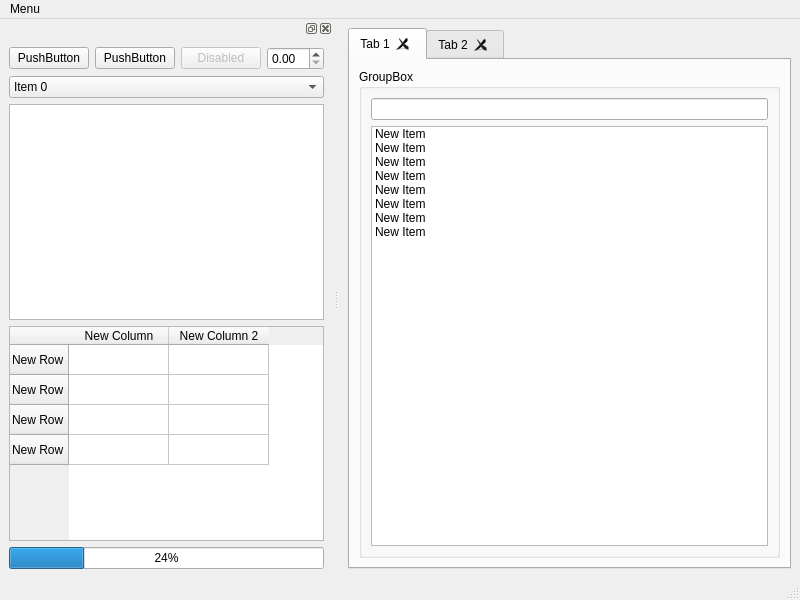
Above: example/example.ui from ColinDuquesnoy/QDarkStyleSheet before the change. Below: the same form after it.
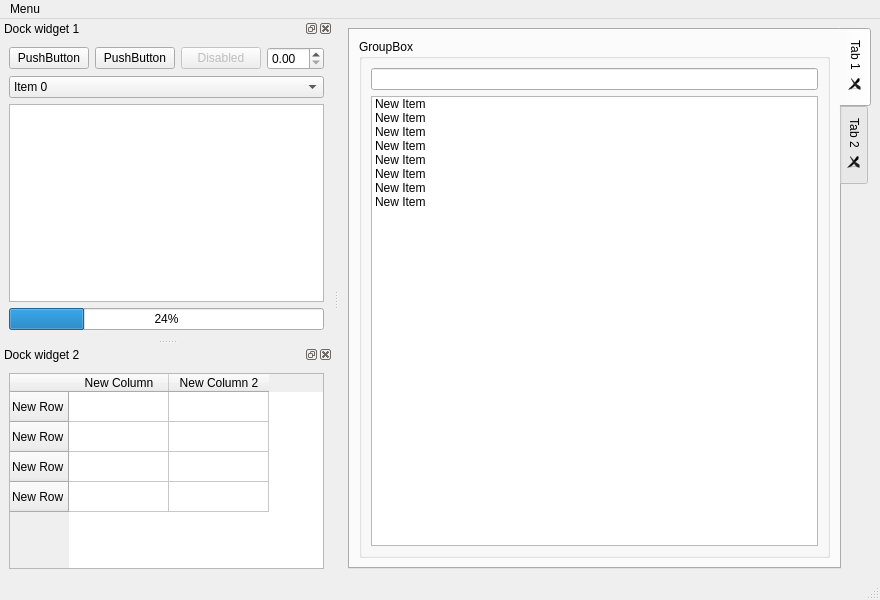
That is the form after the change. The open tabs and pages were chosen to show the change.

Commit message:
#6 Add tabified dock widgets to the example
The bug can be reproduces on linux

Patch:
```diff
--- a/example/example.ui
+++ b/example/example.ui
@@ -6,7 +6,7 @@
    <rect>
     <x>0</x>
     <y>0</y>
-    <width>800</width>
+    <width>880</width>
     <height>600</height>
    </rect>
   </property>
@@ -17,6 +17,9 @@
    <layout class="QHBoxLayout" name="horizontalLayout_2">
     <item>
      <widget class="QTabWidget" name="tabWidget">
+      <property name="tabPosition">
+       <enum>QTabWidget::East</enum>
+      </property>
       <property name="currentIndex">
        <number>1</number>
       </property>
@@ -151,7 +154,7 @@
     <rect>
      <x>0</x>
      <y>0</y>
-     <width>800</width>
+     <width>880</width>
      <height>25</height>
     </rect>
    </property>
@@ -171,7 +174,10 @@
    <addaction name="menuMenu"/>
   </widget>
   <widget class="QStatusBar" name="statusbar"/>
-  <widget class="QDockWidget" name="ExampleDock">
+  <widget class="QDockWidget" name="dockWidget1">
+   <property name="windowTitle">
+    <string>Dock widget 1</string>
+   </property>
    <attribute name="dockWidgetArea">
     <number>1</number>
    </attribute>
@@ -227,40 +233,6 @@
        <item>
         <widget class="QTextEdit" name="textEdit"/>
        </item>
-       <item>
-        <widget class="QTableWidget" name="tableWidget">
-         <row>
-          <property name="text">
-           <string>New Row</string>
-          </property>
-         </row>
-         <row>
-          <property name="text">
-           <string>New Row</string>
-          </property>
-         </row>
-         <row>
-          <property name="text">
-           <string>New Row</string>
-          </property>
-         </row>
-         <row>
-          <property name="text">
-           <string>New Row</string>
-          </property>
-         </row>
-         <column>
-          <property name="text">
-           <string>New Column</string>
-          </property>
-         </column>
-         <column>
-          <property name="text">
-           <string>New Column 2</string>
-          </property>
-         </column>
-        </widget>
-       </item>
        <item>
         <widget class="QProgressBar" name="progressBar">
          <property name="value">
@@ -273,6 +245,52 @@
     </layout>
    </widget>
   </widget>
+  <widget class="QDockWidget" name="dockWidget2">
+   <property name="windowTitle">
+    <string>Dock widget 2</string>
+   </property>
+   <attribute name="dockWidgetArea">
+    <number>1</number>
+   </attribute>
+   <widget class="QWidget" name="dockWidgetContents_2">
+    <layout class="QGridLayout" name="gridLayout_3">
+     <item row="0" column="0">
+      <widget class="QTableWidget" name="tableWidget">
+       <row>
+        <property name="text">
+         <string>New Row</string>
+        </property>
+       </row>
+       <row>
+        <property name="text">
+         <string>New Row</string>
+        </property>
+       </row>
+       <row>
+        <property name="text">
+         <string>New Row</string>
+        </property>
+       </row>
+       <row>
+        <property name="text">
+         <string>New Row</string>
+        </property>
+       </row>
+       <column>
+        <property name="text">
+         <string>New Column</string>
+        </property>
+       </column>
+       <column>
+        <property name="text">
+         <string>New Column 2</string>
+        </property>
+       </column>
+      </widget>
+     </item>
+    </layout>
+   </widget>
+  </widget>
   <action name="actionSubmenu">
    <property name="text">
     <string>Submenu</string>
```
Left out of the diff: 2 changed lines with no effect on the pictures. The commit also changes 4 other files.
